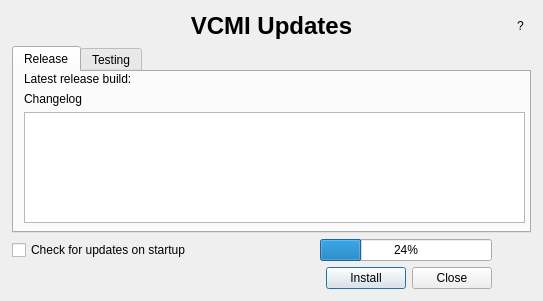
The window that launcher/updatedialog_moc.ui (GeorgeK1ng/vcmi) describes before a commit, drawn with Qt 5.
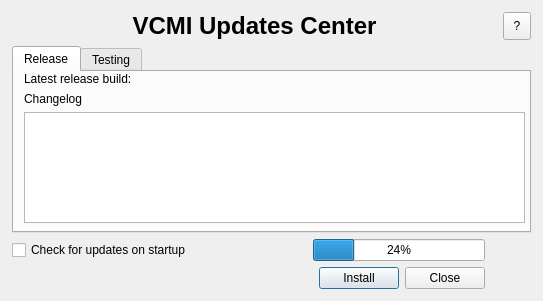
The same window after the commit.

Commit message: Fix update dialog help button visibility and title text

```diff
--- a/launcher/updatedialog_moc.ui
+++ b/launcher/updatedialog_moc.ui
@@ -194,6 +194,12 @@
    </item>
    <item row="0" column="6" alignment="Qt::AlignmentFlag::AlignRight">
     <widget class="QToolButton" name="infoButton">
+     <property name="minimumSize">
+      <size>
+       <width>28</width>
+       <height>28</height>
+      </size>
+     </property>
      <property name="toolTip">
       <string>Update channels information</string>
      </property>
@@ -201,11 +207,11 @@
       <string>?</string>
      </property>
      <property name="autoRaise">
-      <bool>true</bool>
+      <bool>false</bool>
      </property>
     </widget>
    </item>
-   <item row="0" column="0" colspan="7">
+   <item row="0" column="0" colspan="6">
     <widget class="QLabel" name="title">
      <property name="font">
       <font>
@@ -214,7 +220,7 @@
       </font>
      </property>
      <property name="text">
-      <string>VCMI Updates</string>
+      <string>VCMI Updates Center</string>
      </property>
      <property name="alignment">
       <set>Qt::AlignmentFlag::AlignCenter</set>
```
The commit also changes 1 other file.
